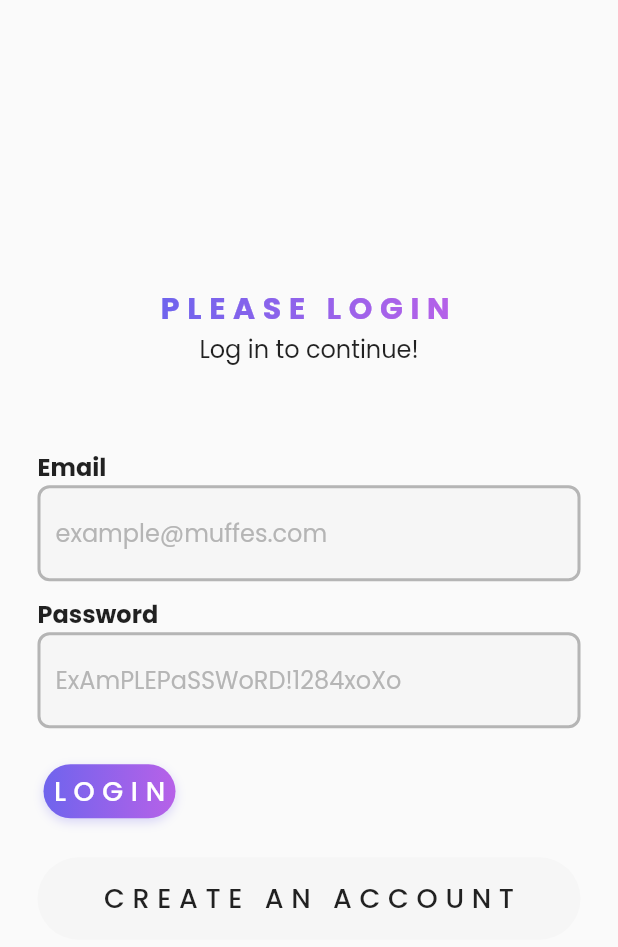
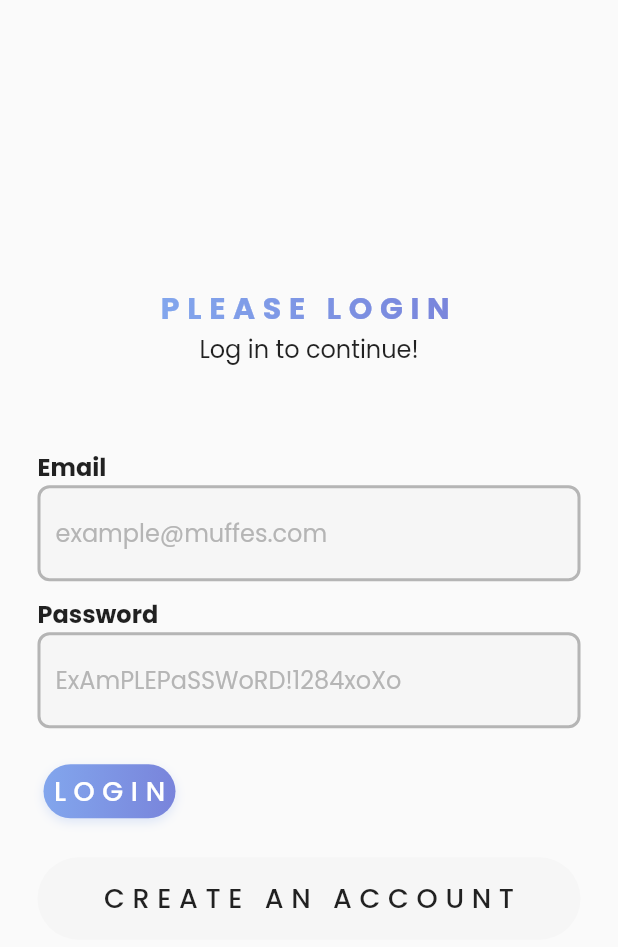
Before and after one commit to suggestied/MuffesApp, a Flutter app: the screen it shows after launch, on a phone screen of 412 x 824 dp. Shown: the top 947 px of the screen. Run offline on Flutter 3.47's test engine with Material 2 defaults, Android fonts, the phone set to English and light mode, and no system bars; drawn by our look-alikes of gradient_widgets; our stand-ins replace cached_network_image, camera, carousel_slider, flutter_feather_icons, google_fonts, image_picker and 1 more.

Commit message:
Changed colors (icy)

```diff
--- a/lib/utils/colors.dart
+++ b/lib/utils/colors.dart
@@ -1,34 +1,37 @@
 import 'package:flutter/material.dart';
 
 class customStyle {
-  final primaryColor = Color.fromRGBO(111, 100, 237, 1);
+  final primaryColor = Color.fromRGBO(130, 166, 237, 1);
   final secondaryColor = Color.fromRGBO(246, 246, 246, 1);
   final disabledColor = Color.fromRGBO(181, 181, 181, 1);
   final darkGrayColor = Color.fromRGBO(22, 22, 22, 1);
   final lightColor = Color.fromRGBO(250, 250, 250, 1);
-  final blueColor = Color.fromRGBO(133, 123, 189, 1);
+  final blueColor = Color.fromRGBO(121, 132, 219, 1);
   final kindaLightColor = Color.fromRGBO(232, 232, 232, 1);
 
   final Shader bluePurpleGradient = LinearGradient(
-    colors: [Color.fromRGBO(111, 100, 237, 1), Color.fromRGBO(183, 97, 232, 1)],
+    colors: [
+      Color.fromRGBO(130, 166, 237, 1),
+      Color.fromRGBO(121, 132, 219, 1)
+    ],
   ).createShader(Rect.fromLTWH(0.0, 0.0, 200.0, 70.0));
 
   final bluePurpleGradientNotShaders = LinearGradient(colors: [
-    Color.fromRGBO(111, 100, 237, 1),
-    Color.fromRGBO(183, 97, 232, 1)
+    Color.fromRGBO(130, 166, 237, 1),
+    Color.fromRGBO(121, 132, 219, 1)
   ], begin: Alignment.centerLeft, end: Alignment.centerRight);
 
   Map<int, Color> primaryColorMaterial = {
-    50: Color.fromRGBO(133, 123, 189, .1),
-    100: Color.fromRGBO(133, 123, 189, .2),
-    200: Color.fromRGBO(133, 123, 189, .3),
-    300: Color.fromRGBO(133, 123, 189, .4),
-    400: Color.fromRGBO(133, 123, 189, .5),
-    500: Color.fromRGBO(133, 123, 189, .6),
-    600: Color.fromRGBO(133, 123, 189, .7),
-    700: Color.fromRGBO(133, 123, 189, .8),
-    800: Color.fromRGBO(133, 123, 189, .9),
-    900: Color.fromRGBO(133, 123, 189, 1),
+    50: Color.fromRGBO(121, 132, 219, .1),
+    100: Color.fromRGBO(121, 132, 219, .2),
+    200: Color.fromRGBO(121, 132, 219, .3),
+    300: Color.fromRGBO(121, 132, 219, .4),
+    400: Color.fromRGBO(121, 132, 219, .5),
+    500: Color.fromRGBO(121, 132, 219, .6),
+    600: Color.fromRGBO(121, 132, 219, .7),
+    700: Color.fromRGBO(121, 132, 219, .8),
+    800: Color.fromRGBO(121, 132, 219, .9),
+    900: Color.fromRGBO(121, 132, 219, 1),
   };
 }
 
```
